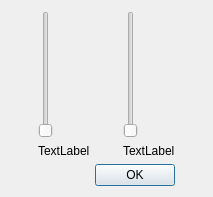
The window that resultdialog.ui (flxw/qtagsort) describes before a commit, drawn with Qt 5.
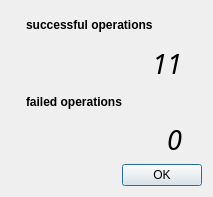
The same window after the commit.

Commit message: redesigned result dialog and data structures

```diff
--- a/resultdialog.ui
+++ b/resultdialog.ui
@@ -17,38 +17,7 @@
    <string>Dialog</string>
   </property>
   <layout class="QGridLayout" name="gridLayout">
-   <item row="0" column="0">
-    <widget class="QSlider" name="successBar">
-     <property name="tracking">
-      <bool>false</bool>
-     </property>
-    </widget>
-   </item>
-   <item row="0" column="1">
-    <widget class="QSlider" name="failureBar">
-     <property name="tracking">
-      <bool>false</bool>
-     </property>
-     <property name="orientation">
-      <enum>Qt::Vertical</enum>
-     </property>
-    </widget>
-   </item>
-   <item row="1" column="0">
-    <widget class="QLabel" name="succesCountLabel">
-     <property name="text">
-      <string>TextLabel</string>
-     </property>
-    </widget>
-   </item>
-   <item row="1" column="1">
-    <widget class="QLabel" name="failureCountLabel">
-     <property name="text">
-      <string>TextLabel</string>
-     </property>
-    </widget>
-   </item>
-   <item row="2" column="0" colspan="2">
+   <item row="6" column="0" colspan="2">
     <widget class="QDialogButtonBox" name="buttonBox">
      <property name="orientation">
       <enum>Qt::Horizontal</enum>
@@ -61,6 +30,84 @@
      </property>
     </widget>
    </item>
+   <item row="3" column="0" colspan="2">
+    <widget class="QLabel" name="label2">
+     <property name="font">
+      <font>
+       <weight>75</weight>
+       <bold>true</bold>
+      </font>
+     </property>
+     <property name="text">
+      <string>failed operations</string>
+     </property>
+     <property name="indent">
+      <number>15</number>
+     </property>
+    </widget>
+   </item>
+   <item row="0" column="0" colspan="2">
+    <widget class="QLabel" name="label">
+     <property name="font">
+      <font>
+       <weight>75</weight>
+       <bold>true</bold>
+      </font>
+     </property>
+     <property name="text">
+      <string>successful operations</string>
+     </property>
+     <property name="indent">
+      <number>15</number>
+     </property>
+    </widget>
+   </item>
+   <item row="2" column="1">
+    <widget class="QLabel" name="succesCountLabel">
+     <property name="font">
+      <font>
+       <family>Sans Serif</family>
+       <pointsize>20</pointsize>
+       <weight>50</weight>
+       <italic>true</italic>
+       <bold>false</bold>
+       <kerning>true</kerning>
+      </font>
+     </property>
+     <property name="text">
+      <string>11</string>
+     </property>
+     <property name="alignment">
+      <set>Qt::AlignRight|Qt::AlignTrailing|Qt::AlignVCenter</set>
+     </property>
+     <property name="indent">
+      <number>20</number>
+     </property>
+    </widget>
+   </item>
+   <item row="4" column="1">
+    <widget class="QLabel" name="failureCountLabel">
+     <property name="font">
+      <font>
+       <family>Sans Serif</family>
+       <pointsize>20</pointsize>
+       <weight>50</weight>
+       <italic>true</italic>
+       <bold>false</bold>
+       <kerning>true</kerning>
+      </font>
+     </property>
+     <property name="text">
+      <string>0</string>
+     </property>
+     <property name="alignment">
+      <set>Qt::AlignRight|Qt::AlignTrailing|Qt::AlignVCenter</set>
+     </property>
+     <property name="indent">
+      <number>20</number>
+     </property>
+    </widget>
+   </item>
   </layout>
  </widget>
  <resources/>
```
Left out of the diff: 2 changed lines with no effect on the pictures. The commit also changes 1 other file.
